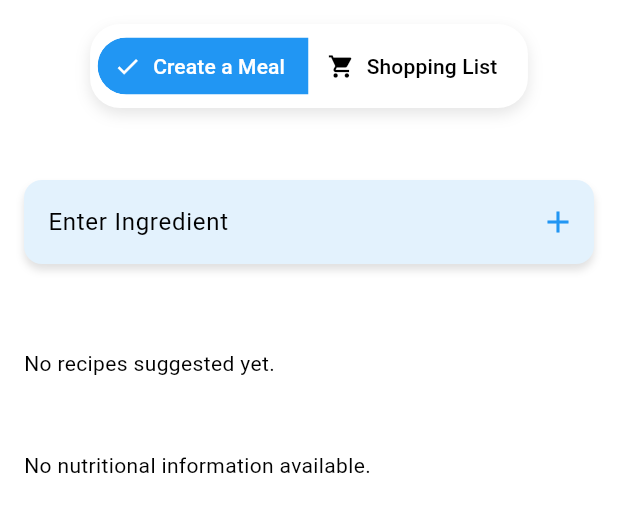
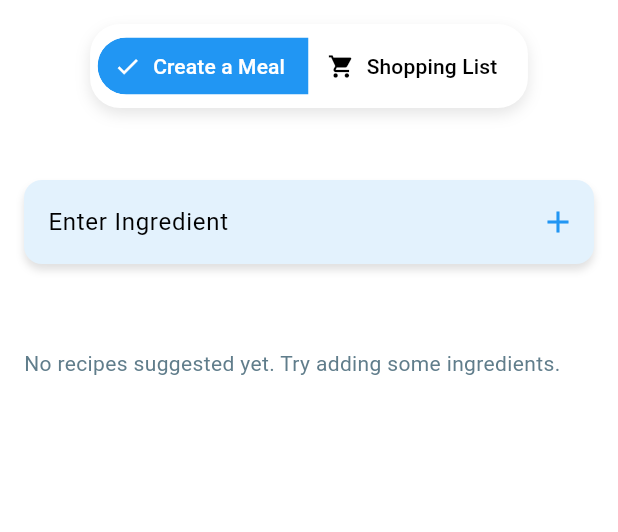
Before and after one commit to DisaruG/wellplate, a Flutter app: the MyMealsScreen screen opened directly, on a phone screen of 412 x 824 dp, the part 84-616 px from its top. Run offline on Flutter 3.47's test engine with Material 3 defaults, Android fonts, the phone set to English and light mode, and no system bars; our stand-ins replace font_awesome_flutter, shared_preferences, smooth_page_indicator; accounts and stored records are empty.

Commit message:
Update create_meal_content.dart

```diff
--- a/lib/screens/content/create_meal_content.dart
+++ b/lib/screens/content/create_meal_content.dart
@@ -1,4 +1,5 @@
 import 'package:flutter/material.dart';
+import 'package:wellplate/api/api_service.dart'; // Import the ApiService
 
 class CreateMealContent extends StatefulWidget {
   const CreateMealContent({super.key});
@@ -10,17 +11,20 @@ class CreateMealContent extends StatefulWidget {
 class _CreateMealContentState extends State<CreateMealContent> {
   final TextEditingController _ingredientController = TextEditingController();
   final List<String> _ingredients = [];
-  final List<String> _recipes = [];
-  List<String> _nutritionalInfo = [];
+  List<String> _recipes = [];
+
+  // API Service instance
+  final ApiService _apiService = ApiService();
 
   @override
   Widget build(BuildContext context) {
-    return Padding(
+    return SingleChildScrollView(  // Make the entire content scrollable
+      child: Padding(
         padding: const EdgeInsets.all(16.0),
         child: Column(
           crossAxisAlignment: CrossAxisAlignment.start,
           children: [
-          // Ingredient Input Section with Card Style
+            // Ingredient Input Section with modern design
             Container(
               decoration: BoxDecoration(
                 color: Colors.blue[50],
@@ -44,6 +48,7 @@ class _CreateMealContentState extends State<CreateMealContent> {
                           labelText: 'Enter Ingredient',
                           border: InputBorder.none,
                           hintText: 'E.g., Chicken, Tomatoes',
+                          focusedBorder: InputBorder.none,
                         ),
                       ),
                     ),
@@ -56,126 +61,54 @@ class _CreateMealContentState extends State<CreateMealContent> {
               ),
             ),
             const SizedBox(height: 16),
-          // List of Ingredients with Styling
+
+            // Ingredients List Section
             if (_ingredients.isNotEmpty)
-            Container(
-              decoration: BoxDecoration(
-                color: Colors.blue[50],
-                borderRadius: BorderRadius.circular(12),
-                boxShadow: const [
-                  BoxShadow(
-                    color: Colors.black12,
-                    blurRadius: 4,
-                    offset: Offset(0, 4),
+              Column(
+                crossAxisAlignment: CrossAxisAlignment.start,
+                children: [
+                  const Text('Your Ingredients:', style: TextStyle(fontWeight: FontWeight.bold, color: Colors.blue)),
+                  const SizedBox(height: 8),
+                  for (var ingredient in _ingredients)
+                    Row(
+                      children: [
+                        const Icon(Icons.circle, size: 8, color: Colors.blue),
+                        const SizedBox(width: 8),
+                        Text(ingredient, style: const TextStyle(color: Colors.blue)),
+                      ],
                     ),
                 ],
               ),
-              child: Padding(
-                padding: const EdgeInsets.all(16.0),
-                child: Column(
+            const SizedBox(height: 32),
+
+            // Recipe Suggestions Section with Cards and Bullet Points
+            if (_recipes.isNotEmpty)
+              Column(
                 crossAxisAlignment: CrossAxisAlignment.start,
                 children: [
-                    const Text(
-                      'Your Ingredients:',
-                      style: TextStyle(fontWeight: FontWeight.bold),
-                    ),
+                  const Text('Suggested Recipes:', style: TextStyle(fontWeight: FontWeight.bold, color: Colors.blue)),
                   const SizedBox(height: 8),
-                    ..._ingredients.map((ingredient) => Text(
-                      '- $ingredient',
-                      style: const TextStyle(fontSize: 16),
-                    )),
-                  ],
+                  for (var recipe in _recipes)
+                    Card(
+                      margin: const EdgeInsets.only(bottom: 8.0),
+                      elevation: 4,
+                      shape: RoundedRectangleBorder(borderRadius: BorderRadius.circular(10)),
+                      child: ListTile(
+                        contentPadding: const EdgeInsets.symmetric(horizontal: 16.0, vertical: 8.0),
+                        title: Text(recipe, style: const TextStyle(color: Colors.blue)),
+                        trailing: const Icon(Icons.arrow_forward, color: Colors.blue),
+                        onTap: () => _showNutritionalInfo(recipe),
                       ),
                     ),
-            ),
-          const SizedBox(height: 32),
-          // Recipe Suggestions Section with a Card Style
-          if (_recipes.isNotEmpty)
-            Container(
-              decoration: BoxDecoration(
-                color: Colors.blue[50],
-                borderRadius: BorderRadius.circular(12),
-                boxShadow: const [
-                  BoxShadow(
-                    color: Colors.black12,
-                    blurRadius: 4,
-                    offset: Offset(0, 4),
-                  ),
                 ],
-              ),
-              child: Padding(
-                padding: const EdgeInsets.all(16.0),
-                child: Column(
-                  crossAxisAlignment: CrossAxisAlignment.start,
-                  children: [
-                    const Text(
-                      'Suggested Recipes:',
-                      style: TextStyle(fontWeight: FontWeight.bold),
-                    ),
-                    const SizedBox(height: 8),
-                    ..._recipes.map((recipe) {
-                      return GestureDetector(
-                        onTap: () => _showNutritionalInfo(recipe),
-                        child: Card(
-                          margin: const EdgeInsets.symmetric(vertical: 8),
-                          child: Padding(
-                            padding: const EdgeInsets.all(16.0),
-                            child: Text(
-                              recipe,
-                              style: const TextStyle(fontSize: 16),
-                            ),
-                          ),
-                        ),
-                      );
-                    }),
-                  ],
-                ),
-              ),
               ),
             if (_recipes.isEmpty)
               const Padding(
                 padding: EdgeInsets.symmetric(vertical: 8.0),
-              child: Text('No recipes suggested yet.'),
-            ),
-          const SizedBox(height: 32),
-          // Nutritional Information Section with Modern Design
-          if (_nutritionalInfo.isNotEmpty)
-            Container(
-              decoration: BoxDecoration(
-                color: Colors.green[50],
-                borderRadius: BorderRadius.circular(12),
-                boxShadow: const [
-                  BoxShadow(
-                    color: Colors.black12,
-                    blurRadius: 4,
-                    offset: Offset(0, 4),
+                child: Text('No recipes suggested yet. Try adding some ingredients.', style: TextStyle(color: Colors.blueGrey)),
               ),
           ],
         ),
-              child: Padding(
-                padding: const EdgeInsets.all(16.0),
-                child: Column(
-                  crossAxisAlignment: CrossAxisAlignment.start,
-                  children: [
-                    const Text(
-                      'Nutritional Information:',
-                      style: TextStyle(fontWeight: FontWeight.bold),
-                    ),
-                    const SizedBox(height: 8),
-                    ..._nutritionalInfo.map((info) => Text(
-                      info,
-                      style: const TextStyle(fontSize: 16),
-                    )),
-                  ],
-                ),
-              ),
-            ),
-          if (_nutritionalInfo.isEmpty)
-            const Padding(
-              padding: EdgeInsets.symmetric(vertical: 8.0),
-              child: Text('No nutritional information available.'),
-            ),
-        ],
       ),
     );
   }
@@ -187,17 +120,28 @@ class _CreateMealContentState extends State<CreateMealContent> {
         _ingredients.add(_ingredientController.text);
       });
       _ingredientController.clear();
+
+      // Fetch recipes based on ingredients
+      _fetchRecipes();
     }
   }
 
-  // Show nutritional info for a recipe
+  // Fetch recipes from the API
+  void _fetchRecipes() async {
+    try {
+      List<String> recipes = await _apiService.fetchRecipes(_ingredients);
+      setState(() {
+        _recipes = recipes;
+      });
+    } catch (e) {
+      // Handle errors
+      ScaffoldMessenger.of(context).showSnackBar(const SnackBar(content: Text('Failed to load recipes')));
+    }
+  }
+
+  // Placeholder for showing nutritional info
   void _showNutritionalInfo(String recipe) {
     setState(() {
-      _nutritionalInfo = [
-        'Calories: 200 kcal',  // Placeholder values
-        'Fat: 10g',
-        'Protein: 15g',
-      ];
     });
   }
 }
```
Lines whose indentation alone changed are shown as unchanged.
